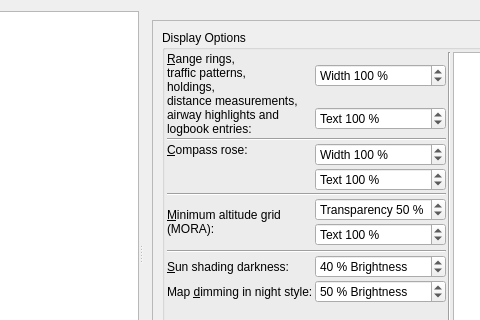
This is src/options/options.ui in albar965/littlenavmap as Qt 5 draws it before an edit; both pictures show x 156 to 636 and y 0 to 320 of the 889 by 534 pixel window. The edited form follows.
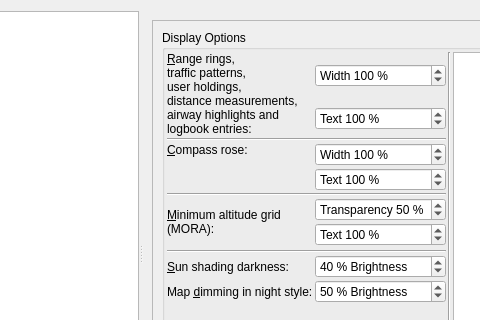
This is the edited form. The open tabs and pages were chosen to show the change.

Commit message: Corrections to texts in options dialog regarding affected map features for label and symbol size settings. Adjusted VOR display for fast map updates.

Patch:
```diff
--- a/src/options/options.ui
+++ b/src/options/options.ui
@@ -2917,7 +2917,7 @@
                  <property name="text">
                   <string>&amp;Range rings,
 traffic patterns,
-holdings,
+user holdings,
 distance measurements,
 airway highlights and
 logbook entries:</string>
```
Left out of the diff: 17 changed lines with no effect on the pictures. The commit also changes 1 other file.
